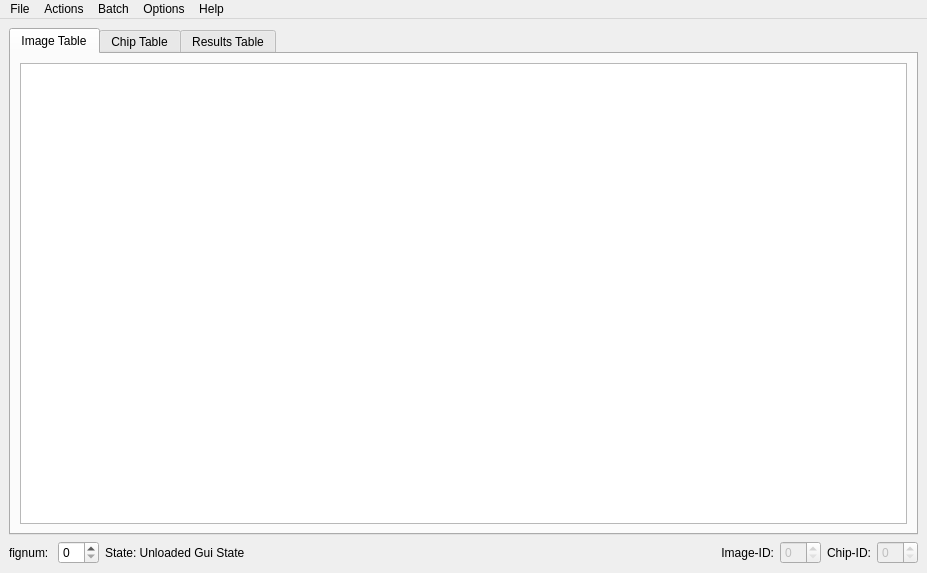
This is _frontend/MainSkel.ui in Erotemic/hotspotter as Qt 5 draws it before an edit. The edited form follows.
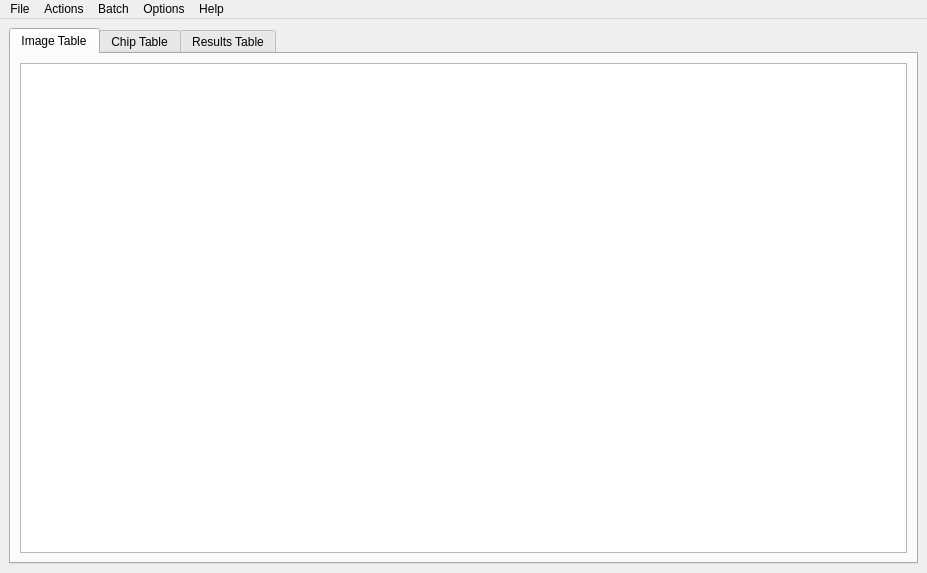
This is the edited form.

Patch:
```diff
--- a/_frontend/MainSkel.ui
+++ b/_frontend/MainSkel.ui
@@ -93,88 +93,7 @@
      </layout>
     </item>
     <item row="2" column="1">
-     <layout class="QHBoxLayout" name="status_HLayout">
-      <item>
-       <widget class="QLabel" name="label_2">
-        <property name="text">
-         <string>fignum: </string>
-        </property>
-       </widget>
-      </item>
-      <item>
-       <widget class="QSpinBox" name="fignumSPIN"/>
-      </item>
-      <item>
-       <widget class="QLabel" name="state_LBL">
-        <property name="text">
-         <string>State: Unloaded Gui State</string>
-        </property>
-       </widget>
-      </item>
-      <item>
-       <spacer name="horizontalSpacer_2">
-        <property name="orientation">
-         <enum>Qt::Horizontal</enum>
-        </property>
-        <property name="sizeHint" stdset="0">
-         <size>
-          <width>40</width>
-          <height>20</height>
-         </size>
-        </property>
-       </spacer>
-      </item>
-      <item>
-       <spacer name="horizontalSpacer">
-        <property name="orientation">
-         <enum>Qt::Horizontal</enum>
-        </property>
-        <property name="sizeHint" stdset="0">
-         <size>
-          <width>40</width>
-          <height>20</height>
-         </size>
-        </property>
-       </spacer>
-      </item>
-      <item>
-       <widget class="QLabel" name="label_3">
-        <property name="text">
-         <string>Image-ID:</string>
-        </property>
-        <property name="alignment">
-         <set>Qt::AlignRight|Qt::AlignTrailing|Qt::AlignVCenter</set>
-        </property>
-       </widget>
-      </item>
-      <item>
-       <widget class="QSpinBox" name="sel_cid_SPIN">
-        <property name="enabled">
-         <bool>false</bool>
-        </property>
-       </widget>
-      </item>
-      <item>
-       <widget class="QLabel" name="label">
-        <property name="layoutDirection">
-         <enum>Qt::LeftToRight</enum>
-        </property>
-        <property name="text">
-         <string>Chip-ID:</string>
-        </property>
-        <property name="alignment">
-         <set>Qt::AlignRight|Qt::AlignTrailing|Qt::AlignVCenter</set>
-        </property>
-       </widget>
-      </item>
-      <item>
-       <widget class="QSpinBox" name="sel_gid_SPIN">
-        <property name="enabled">
-         <bool>false</bool>
-        </property>
-       </widget>
-      </item>
-     </layout>
+     <layout class="QHBoxLayout" name="status_HLayout"/>
     </item>
    </layout>
   </widget>
```
Left out of the diff: 4 changed lines with no effect on the pictures.
